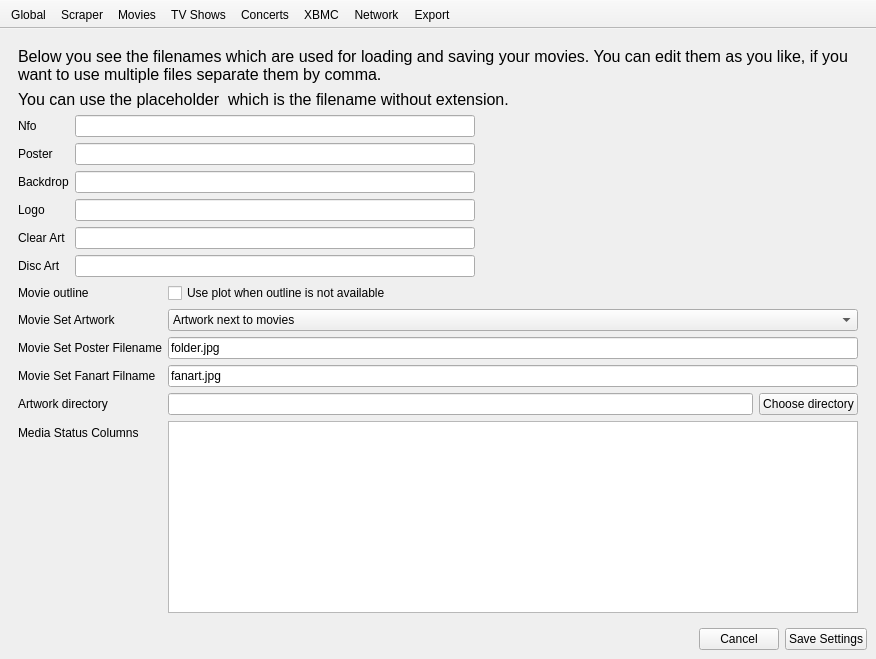
First picture: the form in settings/SettingsWindow.ui, repository Komet/MediaElch, before the edit.
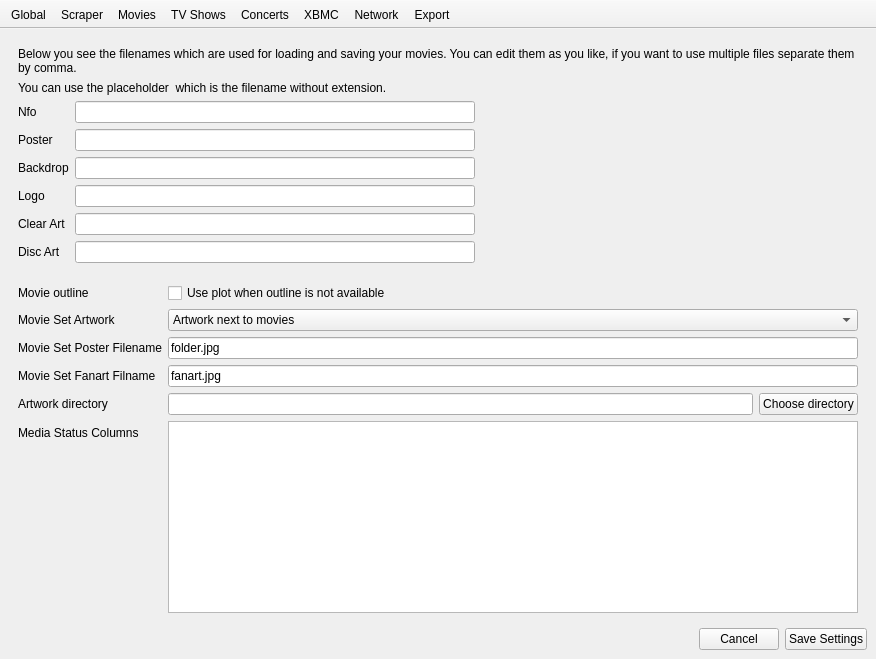
Second picture: the form after the edit. The open tabs and pages were chosen to show the change. Icons and pictures are not drawn. Custom widgets are drawn as their Qt base class.

Commit message: Fixes #669 Improved GUI Performance, adjusted font sizes for Windows

The edit to the form file:
```diff
--- a/settings/SettingsWindow.ui
+++ b/settings/SettingsWindow.ui
@@ -241,11 +241,6 @@
        <layout class="QVBoxLayout" name="verticalLayout_6" stretch="0,0,1,0">
         <item>
          <widget class="QLabel" name="label_44">
-          <property name="font">
-           <font>
-            <pointsize>12</pointsize>
-           </font>
-          </property>
           <property name="text">
            <string>Below you see the filenames which are used for loading and saving your movies. You can edit them as you like, if you want to use multiple files separate them by comma.</string>
           </property>
@@ -256,11 +251,6 @@
         </item>
         <item>
          <widget class="QLabel" name="label_45">
-          <property name="font">
-           <font>
-            <pointsize>12</pointsize>
-           </font>
-          </property>
           <property name="text">
            <string>You can use the placeholder &lt;baseFileName&gt; which is the filename without extension.</string>
           </property>
```
Left out of the diff: 32 changed lines with no effect on the pictures. The commit also changes 6 other files.
